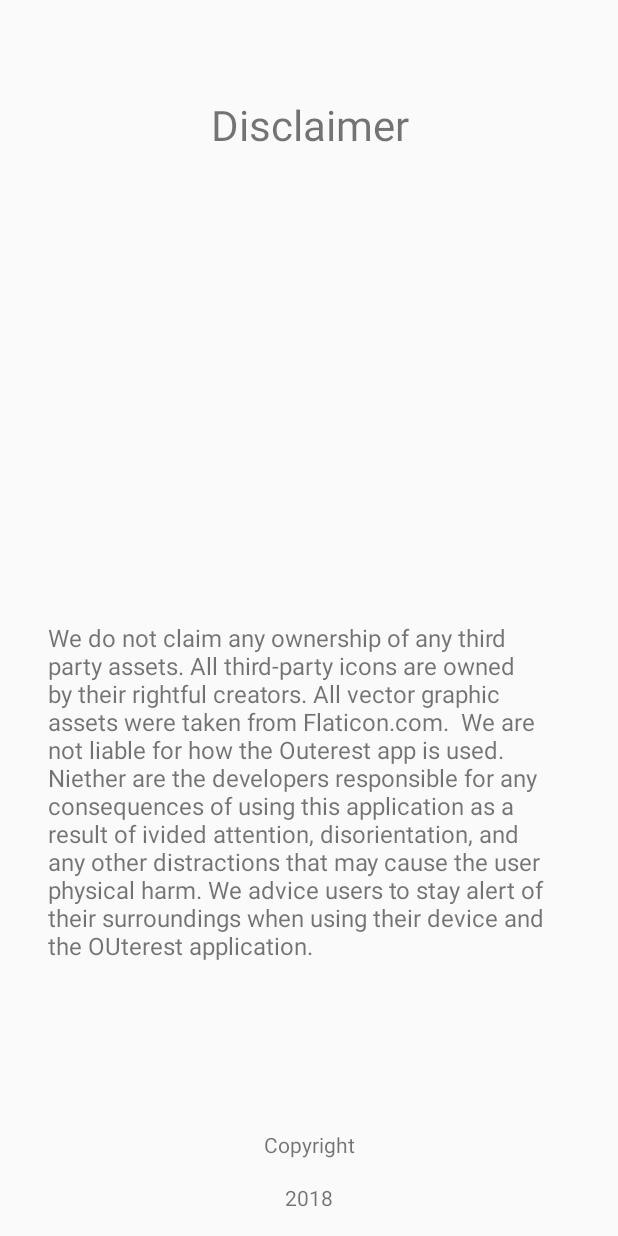
After one commit to dalilaisan/TravelApp, an Android app: the DisclaimerActivity screen opened directly, with no data from a screen before it, on a phone screen of 412 x 824 dp. The commit adds this screen. Run offline under Robolectric (Android 15) with nearby library versions, the phone set to English and light mode, and no system bars.

Commit message:
added AR and more activity layouts

```diff
--- a/app/build.gradle
+++ b/app/build.gradle
@@ -3,7 +3,7 @@ apply plugin: 'com.android.application'
 android {
     compileSdkVersion 26
     defaultConfig {
-        applicationId "com.example.dalil.myapplication"
+        applicationId "eu.kudan.ar"
         minSdkVersion 16
         targetSdkVersion 26
         versionCode 1
--- a/app/src/main/java/com/example/dalil/myapplication/CustomInfoWindowAdapter.java
+++ b/app/src/main/java/com/example/dalil/myapplication/CustomInfoWindowAdapter.java
@@ -34,7 +34,6 @@ public class CustomInfoWindowAdapter implements GoogleMap.InfoWindowAdapter {
         if(!snippet.equals("")){
             tvTitle.setText(snippet);
         }
-
     }
 
     @Override
--- /dev/null
+++ b/app/src/main/java/com/example/dalil/myapplication/DisclaimerActivity.java
@@ -0,0 +1,13 @@
+package com.example.dalil.myapplication;
+
+import android.support.v7.app.AppCompatActivity;
+import android.os.Bundle;
+
+public class DisclaimerActivity extends AppCompatActivity {
+
+    @Override
+    protected void onCreate(Bundle savedInstanceState) {
+        super.onCreate(savedInstanceState);
+        setContentView(R.layout.activity_disclaimer);
+    }
+}
--- a/app/src/main/java/com/example/dalil/myapplication/GetNearbyPlacesData.java
+++ b/app/src/main/java/com/example/dalil/myapplication/GetNearbyPlacesData.java
@@ -13,7 +13,7 @@ import java.io.IOException;
 import java.util.HashMap;
 import java.util.List;
 
-class GetNearbyPlacesData extends AsyncTask<Object, String, String> {
+class   GetNearbyPlacesData extends AsyncTask<Object, String, String> {
 
     private static final String TAG = "GetNearbyPlacesData";
     private String googlePlacesData;
--- /dev/null
+++ b/app/src/main/res/layout/activity_disclaimer.xml
@@ -0,0 +1,70 @@
+<?xml version="1.0" encoding="utf-8"?>
+<android.support.constraint.ConstraintLayout xmlns:android="http://schemas.android.com/apk/res/android"
+    xmlns:app="http://schemas.android.com/apk/res-auto"
+    xmlns:tools="http://schemas.android.com/tools"
+    android:layout_width="match_parent"
+    android:layout_height="match_parent"
+    tools:context="com.example.dalil.myapplication.DisclaimerActivity">
+
+    <TextView
+        android:id="@+id/textView14"
+        android:layout_width="348dp"
+        android:layout_height="243dp"
+        android:layout_marginBottom="96dp"
+        android:layout_marginEnd="8dp"
+        android:layout_marginLeft="8dp"
+        android:layout_marginRight="8dp"
+        android:layout_marginStart="8dp"
+        android:text="We do not claim any ownership of any third party assets. All third-party icons are owned by their rightful creators. All vector graphic assets were taken from Flaticon.com.  We are not liable for how the Outerest app is used. Niether are the developers responsible for any consequences of using this application as a result of ivided attention, disorientation, and any other distractions that may cause the user physical harm. We advice users to stay alert of their surroundings when using their device and the OUterest application.  "
+        android:textSize="16sp"
+        app:layout_constraintBottom_toTopOf="@+id/textView17"
+        app:layout_constraintEnd_toEndOf="parent"
+        app:layout_constraintStart_toStartOf="parent" />
+
+    <TextView
+        android:id="@+id/textView15"
+        android:layout_width="wrap_content"
+        android:layout_height="wrap_content"
+        android:layout_marginBottom="16dp"
+        android:layout_marginEnd="8dp"
+        android:layout_marginLeft="8dp"
+        android:layout_marginRight="8dp"
+        android:layout_marginStart="8dp"
+        android:text="2018"
+        app:layout_constraintBottom_toBottomOf="parent"
+        app:layout_constraintEnd_toEndOf="parent"
+        app:layout_constraintStart_toStartOf="parent" />
+
+    <TextView
+        android:id="@+id/textView17"
+        android:layout_width="wrap_content"
+        android:layout_height="wrap_content"
+        android:layout_marginBottom="16dp"
+        android:layout_marginEnd="8dp"
+        android:layout_marginLeft="8dp"
+        android:layout_marginRight="8dp"
+        android:layout_marginStart="8dp"
+        android:text="Copyright"
+        app:layout_constraintBottom_toTopOf="@+id/textView15"
+        app:layout_constraintEnd_toEndOf="parent"
+        app:layout_constraintStart_toStartOf="parent" />
+
+    <TextView
+        android:id="@+id/textView16"
+        android:layout_width="wrap_content"
+        android:layout_height="wrap_content"
+        android:layout_marginBottom="8dp"
+        android:layout_marginEnd="8dp"
+        android:layout_marginLeft="8dp"
+        android:layout_marginRight="8dp"
+        android:layout_marginStart="8dp"
+        android:layout_marginTop="64dp"
+        android:text="Disclaimer"
+        android:textSize="28sp"
+        app:layout_constraintBottom_toTopOf="@+id/textView14"
+        app:layout_constraintEnd_toEndOf="parent"
+        app:layout_constraintHorizontal_bias="0.502"
+        app:layout_constraintStart_toStartOf="parent"
+        app:layout_constraintTop_toTopOf="parent"
+        app:layout_constraintVertical_bias="0.0" />
+</android.support.constraint.ConstraintLayout>
```
Also changed, not shown: app/src/main/AndroidManifest.xml (+4 -4 lines), app/src/main/java/com/example/dalil/myapplication/ARActivity.java (added, +135 -0 lines), app/src/main/java/com/example/dalil/myapplication/LocationService.java (+8 -1 lines), app/src/main/java/com/example/dalil/myapplication/ManageInterestsActivity.java (added, +89 -0 lines), app/src/main/java/com/example/dalil/myapplication/MapsActivity.java (+16 -1 lines), app/src/main/java/com/example/dalil/myapplication/SettingsActivity.java (added, +13 -0 lines), app/src/main/res/layout/activity_ar.xml (added, +9 -0 lines), app/src/main/res/layout/activity_compass.xml (added, +24 -0 lines), app/src/main/res/layout/activity_manage_interests.xml (added, +140 -0 lines), app/src/main/res/layout/activity_settings.xml (added, +131 -0 lines), app/src/main/assets/Cow Target.png (added), app/src/main/assets/Cow Tracking.png (added).
